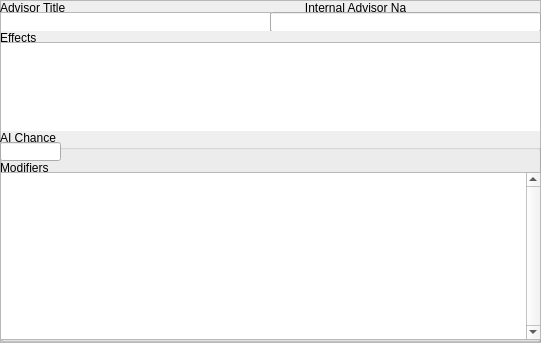
First picture: the form in BraveNewModder/ui/advisortypes.ui, repository ADataGMan/bravenewmodder, before the edit.
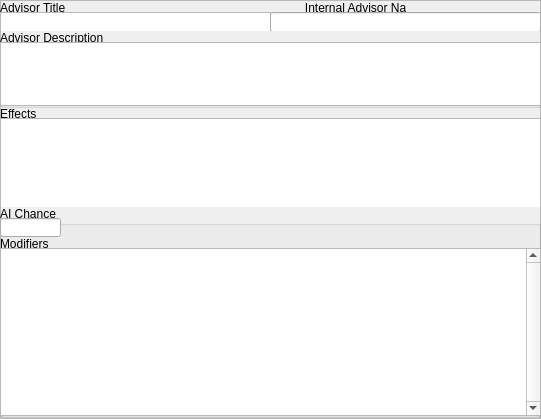
Second picture: the form after the edit.

```diff
--- a/BraveNewModder/ui/advisortypes.ui
+++ b/BraveNewModder/ui/advisortypes.ui
@@ -7,7 +7,7 @@
     <x>0</x>
     <y>0</y>
     <width>541</width>
-    <height>343</height>
+    <height>419</height>
    </rect>
   </property>
   <property name="windowTitle">
@@ -69,7 +69,7 @@
    <property name="geometry">
     <rect>
      <x>0</x>
-     <y>30</y>
+     <y>106</y>
      <width>541</width>
      <height>101</height>
     </rect>
@@ -98,7 +98,7 @@
    <property name="geometry">
     <rect>
      <x>0</x>
-     <y>130</y>
+     <y>206</y>
      <width>541</width>
      <height>212</height>
     </rect>
@@ -146,6 +146,29 @@
     </widget>
    </widget>
   </widget>
+  <widget class="QGroupBox" name="groupBox_5">
+   <property name="geometry">
+    <rect>
+     <x>0</x>
+     <y>30</y>
+     <width>541</width>
+     <height>78</height>
+    </rect>
+   </property>
+   <property name="title">
+    <string>Advisor Description</string>
+   </property>
+   <widget class="QTextEdit" name="textEdit_2">
+    <property name="geometry">
+     <rect>
+      <x>0</x>
+      <y>12</y>
+      <width>541</width>
+      <height>64</height>
+     </rect>
+    </property>
+   </widget>
+  </widget>
  </widget>
  <resources/>
  <connections/>
```
